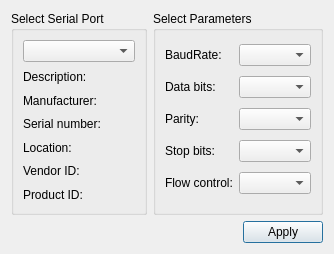
Above: serialreceiver/forms/settingsdialog.ui from kamfor/SerialReceiver before the change. Below: the same form after it.
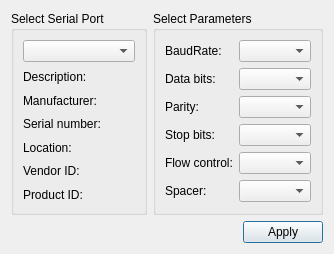
That is the form after the change.

Commit message: custom spacer

Patch:
```diff
--- a/serialreceiver/forms/settingsdialog.ui
+++ b/serialreceiver/forms/settingsdialog.ui
@@ -70,6 +70,16 @@
       <item row="4" column="1">
        <widget class="QComboBox" name="flowControlBox"/>
       </item>
+      <item row="5" column="0">
+       <widget class="QLabel" name="spacerLabel">
+        <property name="text">
+         <string>Spacer:</string>
+        </property>
+       </widget>
+      </item>
+      <item row="5" column="1">
+       <widget class="QComboBox" name="spacerBox"/>
+      </item>
      </layout>
     </widget>
    </item>
```
The commit also changes 3 other files.
